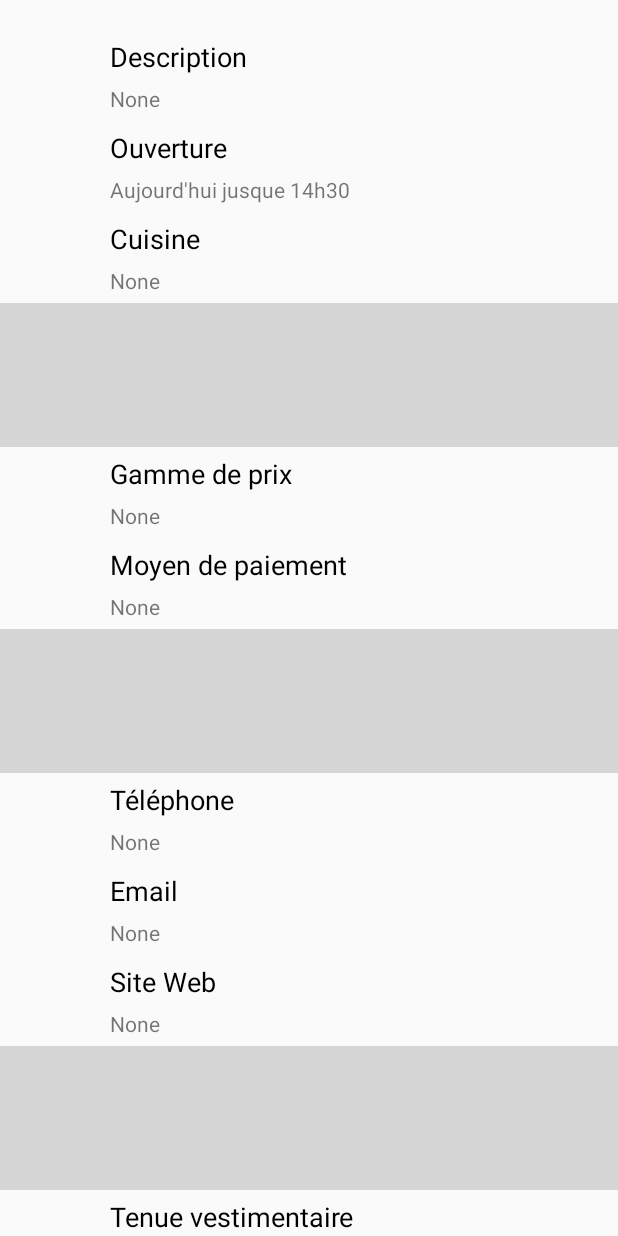
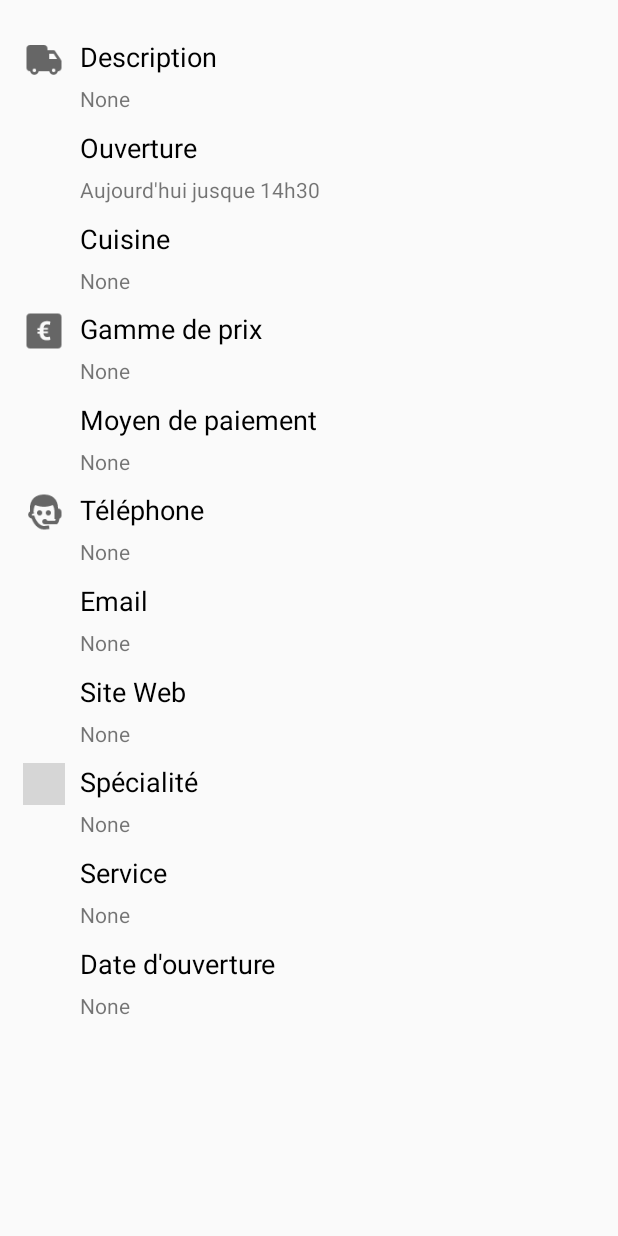
Before and after one commit to maximegens/foodtrucklille, an Android app: the layout fragment_description_ft.xml on its own in the app's theme, with its tools: preview values and no code run, on a phone screen of 412 x 824 dp. Run offline under Robolectric (Android 15) with nearby library versions, the phone set to English and light mode, and no system bars; grey boxes are pictures that could not be loaded.

Commit message:
ajout icon description + Envoi mail au food truck

```diff
--- a/app/src/main/java/com/maximegens/foodtrucklillois/network/RetreiveJSONListeFT.java
+++ b/app/src/main/java/com/maximegens/foodtrucklillois/network/RetreiveJSONListeFT.java
@@ -35,8 +35,7 @@ public class RetreiveJSONListeFT extends AsyncTask<Void, Integer, FoodTruckApp>{
                 .create(RetreiveListeFTService.class);
 
         // Recuperation et conversion du JSON.
-        FoodTruckApp foodTruckApp = retreiveListeFTService.getListFT();
-        return foodTruckApp;
+        return retreiveListeFTService.getListFT();
     }
 
     @Override
@@ -60,5 +59,6 @@ public class RetreiveJSONListeFT extends AsyncTask<Void, Integer, FoodTruckApp>{
         }
         // Mise à jour de la liste dans l'adapter.
         listeFTAdapter.setFTs(lesFtsOnline,false);
+        Constantes.lesFTs = lesFtsOnline;
     }
 }
--- /dev/null
+++ b/app/src/main/res/drawable-hdpi/separator.xml
@@ -0,0 +1,5 @@
+<?xml version="1.0" encoding="utf-8"?>
+<shape xmlns:android="http://schemas.android.com/apk/res/android">
+    <size android:width="1dp" />
+    <solid android:color="#90909090"/>
+</shape>
--- a/app/src/main/res/layout/fragment_description_ft.xml
+++ b/app/src/main/res/layout/fragment_description_ft.xml
@@ -30,6 +30,7 @@
                     android:layout_height="@dimen/icon_description_height"
                     android:layout_marginRight="10dp"
                     android:layout_marginLeft="10dp"
+                    android:src="@drawable/truck"
                     android:layout_alignParentLeft="true"/>
                 <TextView
                     android:id="@+id/label_description_breve"
@@ -133,6 +134,7 @@
                     android:layout_height="@dimen/icon_description_height"
                     android:layout_marginRight="10dp"
                     android:layout_marginLeft="10dp"
+                    android:src="@drawable/euro"
                     android:layout_alignParentLeft="true"/>
                 <TextView
                     android:id="@+id/label_gamme_prix"
@@ -196,6 +198,7 @@
 
             <!-- Telephone  -->
             <RelativeLayout
+                android:id="@+id/relative_layout_tel"
                 android:layout_width="match_parent"
                 android:layout_height="wrap_content"
                 android:padding="5dp">
@@ -205,6 +208,7 @@
                     android:layout_height="@dimen/icon_description_height"
                     android:layout_marginRight="10dp"
                     android:layout_marginLeft="10dp"
+                    android:src="@drawable/online_support"
                     android:layout_alignParentLeft="true"/>
                 <TextView
                     android:id="@+id/label_telephone"
@@ -227,6 +231,7 @@
 
             <!-- Email  -->
             <RelativeLayout
+                android:id="@+id/relative_layout_mail"
                 android:layout_width="match_parent"
                 android:layout_height="wrap_content"
                 android:padding="5dp">
@@ -258,6 +263,7 @@
 
             <!-- SiteWeb  -->
             <RelativeLayout
+                android:id="@+id/relative_layout_site_web"
                 android:layout_width="match_parent"
                 android:layout_height="wrap_content"
                 android:padding="5dp">
@@ -297,68 +303,6 @@
             android:showDividers="end"
             android:orientation="vertical">
 
-            <!-- tenue vestimentaire  -->
-            <RelativeLayout
-                android:layout_width="match_parent"
-                android:layout_height="wrap_content"
-                android:padding="5dp">
-                <ImageView
-                    android:id="@+id/icon_tenue_vestimentaire"
-                    android:layout_width="@dimen/icon_description_width"
-                    android:layout_height="@dimen/icon_description_height"
-                    android:layout_marginRight="10dp"
-                    android:layout_marginLeft="10dp"
-                    android:layout_alignParentLeft="true"/>
-                <TextView
-                    android:id="@+id/label_tenue_vestimentaire"
-                    android:layout_width="wrap_content"
-                    android:layout_height="match_parent"
-                    android:layout_toRightOf="@id/icon_tenue_vestimentaire"
-                    android:text="@string/tenue_vestimentaire"
-                    android:textColor="@color/black"
-                    android:textSize="@dimen/text_label"
-                    android:layout_marginBottom="6dp"/>
-                <TextView
-                    android:id="@+id/value_tenue_vestimentaire"
-                    android:layout_width="wrap_content"
-                    android:layout_height="match_parent"
-                    android:layout_toRightOf="@id/icon_tenue_vestimentaire"
-                    android:layout_below="@id/label_tenue_vestimentaire"
-                    android:textSize="@dimen/text_value"
-                    android:text="None"/>
-            </RelativeLayout>
-
-            <!-- date ouverture  -->
-            <RelativeLayout
-                android:layout_width="match_parent"
-                android:layout_height="wrap_content"
-                android:padding="5dp">
-                <ImageView
-                    android:id="@+id/icon_date_ouverture"
-                    android:layout_width="@dimen/icon_description_width"
-                    android:layout_height="@dimen/icon_description_height"
-                    android:layout_marginRight="10dp"
-                    android:layout_marginLeft="10dp"
-                    android:layout_alignParentLeft="true"/>
-                <TextView
-                    android:id="@+id/label_date_ouverture"
-                    android:layout_width="wrap_content"
-                    android:layout_height="match_parent"
-                    android:layout_toRightOf="@id/icon_date_ouverture"
-                    android:text="@string/date_ouverture"
-                    android:textColor="@color/black"
-                    android:textSize="@dimen/text_label"
-                    android:layout_marginBottom="6dp"/>
-                <TextView
-                    android:id="@+id/value_date_ouverture"
-                    android:layout_width="wrap_content"
-                    android:layout_height="match_parent"
-                    android:layout_toRightOf="@id/icon_date_ouverture"
-                    android:layout_below="@id/label_date_ouverture"
-                    android:textSize="@dimen/text_value"
-                    android:text="None"/>
-            </RelativeLayout>
-
             <!-- Specialite  -->
             <RelativeLayout
                 android:layout_width="match_parent"
@@ -370,6 +314,7 @@
                     android:layout_height="@dimen/icon_description_height"
                     android:layout_marginRight="10dp"
                     android:layout_marginLeft="10dp"
+                    android:src="@drawable/info"
                     android:layout_alignParentLeft="true"/>
                 <TextView
                     android:id="@+id/label_specialite"
@@ -421,6 +366,37 @@
                     android:text="None"/>
             </RelativeLayout>
 
+            <!-- date ouverture  -->
+            <RelativeLayout
+                android:layout_width="match_parent"
+                android:layout_height="wrap_content"
+                android:padding="5dp">
+                <ImageView
+                    android:id="@+id/icon_date_ouverture"
+                    android:layout_width="@dimen/icon_description_width"
+                    android:layout_height="@dimen/icon_description_height"
+                    android:layout_marginRight="10dp"
+                    android:layout_marginLeft="10dp"
+                    android:layout_alignParentLeft="true"/>
+                <TextView
+                    android:id="@+id/label_date_ouverture"
+                    android:layout_width="wrap_content"
+                    android:layout_height="match_parent"
+                    android:layout_toRightOf="@id/icon_date_ouverture"
+                    android:text="@string/date_ouverture"
+                    android:textColor="@color/black"
+                    android:textSize="@dimen/text_label"
+                    android:layout_marginBottom="6dp"/>
+                <TextView
+                    android:id="@+id/value_date_ouverture"
+                    android:layout_width="wrap_content"
+                    android:layout_height="match_parent"
+                    android:layout_toRightOf="@id/icon_date_ouverture"
+                    android:layout_below="@id/label_date_ouverture"
+                    android:textSize="@dimen/text_value"
+                    android:text="None"/>
+            </RelativeLayout>
+
         </LinearLayout>
 
     </LinearLayout>
--- a/app/src/main/res/values/dimens.xml
+++ b/app/src/main/res/values/dimens.xml
@@ -9,8 +9,8 @@
     <dimen name="fab_margin">16dp</dimen>
 
 
-    <dimen name="icon_description_width">48dp</dimen>
-    <dimen name="icon_description_height">48dp</dimen>
+    <dimen name="icon_description_width">28dp</dimen>
+    <dimen name="icon_description_height">28dp</dimen>
 
     <dimen name="text_label">18sp</dimen>
     <dimen name="text_value">14sp</dimen>
```
Also changed, not shown: app/src/main/java/com/maximegens/foodtrucklillois/fragments/DescriptionFoodTruckFragment.java (+37 -7 lines), app/src/main/res/drawable-hdpi/euro.png (added), app/src/main/res/drawable-hdpi/ic_search_white_36dp.png (added), app/src/main/res/drawable-hdpi/online_support.png (added), app/src/main/res/drawable-hdpi/truck.png (added), app/src/main/res/drawable-mdpi/ic_search_white_36dp.png (added), app/src/main/res/drawable-xhdpi/euro.png (added), app/src/main/res/drawable-xhdpi/online_support.png (added), app/src/main/res/drawable-xhdpi/photonotavailable.jpg (added), app/src/main/res/drawable-xhdpi/truck.png (added), app/src/main/res/drawable-xxhdpi/ic_search_white_36dp.png (added), app/src/main/res/drawable-xxxhdpi/ic_search_white_36dp.png (added).
